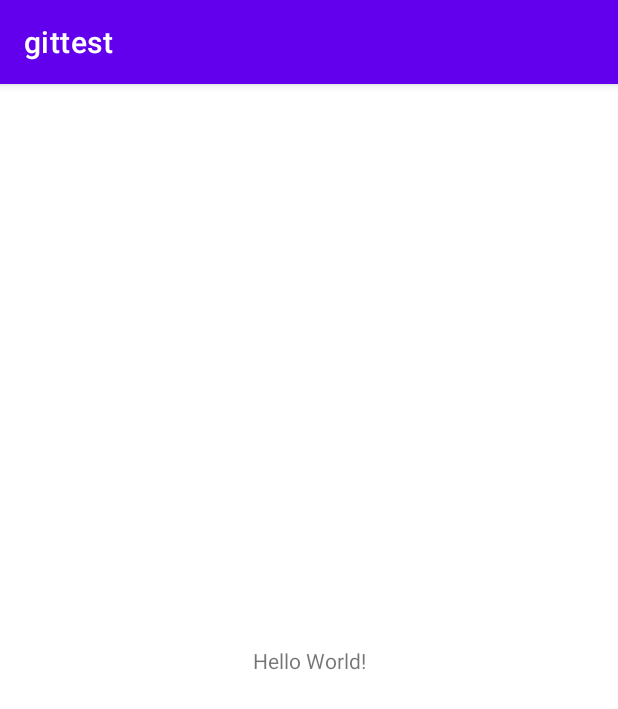
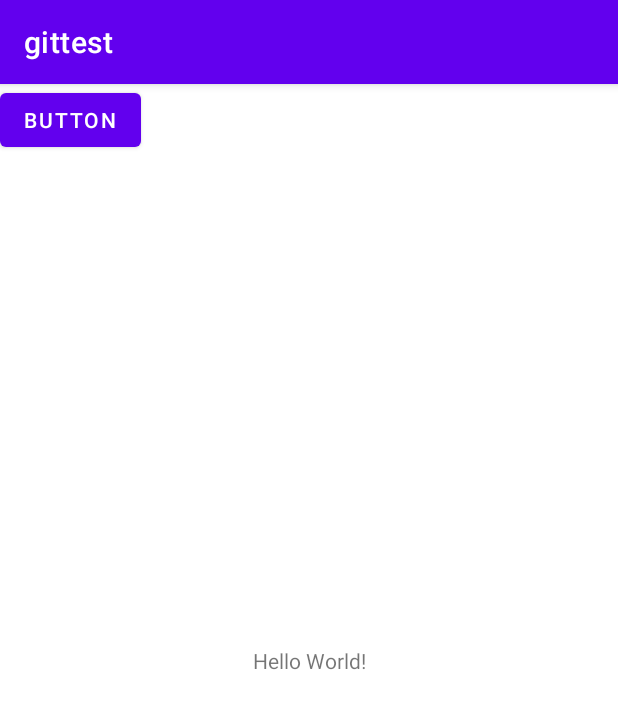
Before and after one commit to Jabbariangroup/gittest, an Android app: the screen it shows after launch (MainActivity), on a phone screen of 412 x 824 dp. Shown: the top 709 px of the screen. Run offline under Robolectric (Android 15) with nearby library versions, the phone set to English and light mode, and no system bars.

Commit message:
add first button. :)

```diff
--- a/app/src/main/java/com/example/gittest/MainActivity.java
+++ b/app/src/main/java/com/example/gittest/MainActivity.java
@@ -3,6 +3,7 @@ package com.example.gittest;
 import androidx.appcompat.app.AppCompatActivity;
 
 import android.os.Bundle;
+import android.widget.Button;
 
 public class MainActivity extends AppCompatActivity {
 
@@ -10,5 +11,6 @@ public class MainActivity extends AppCompatActivity {
     protected void onCreate(Bundle savedInstanceState) {
         super.onCreate(savedInstanceState);
         setContentView(R.layout.activity_main);
+        Button btn = findViewById(R.id.button);
     }
 }
--- a/app/src/main/res/layout/activity_main.xml
+++ b/app/src/main/res/layout/activity_main.xml
@@ -15,4 +15,12 @@
         app:layout_constraintRight_toRightOf="parent"
         app:layout_constraintTop_toTopOf="parent" />
 
+    <Button
+        android:id="@+id/button"
+        android:layout_width="wrap_content"
+        android:layout_height="wrap_content"
+        android:text="Button"
+        tools:layout_editor_absoluteX="169dp"
+        tools:layout_editor_absoluteY="166dp" />
+
 </androidx.constraintlayout.widget.ConstraintLayout>
```
